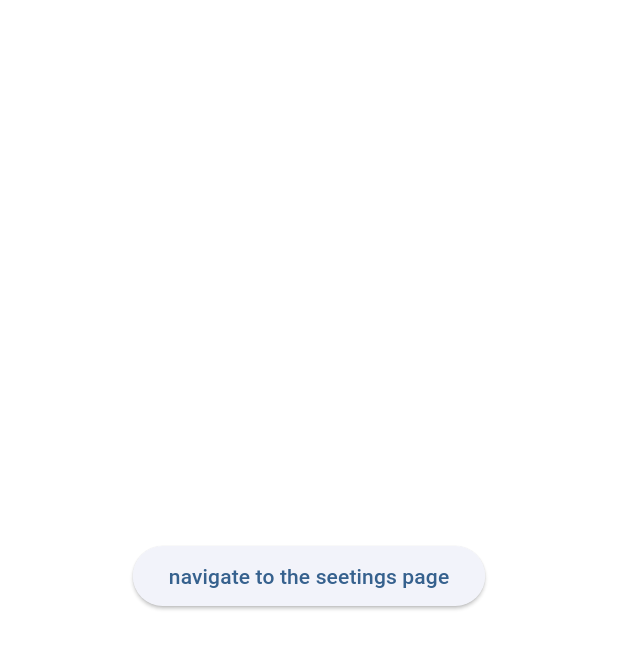
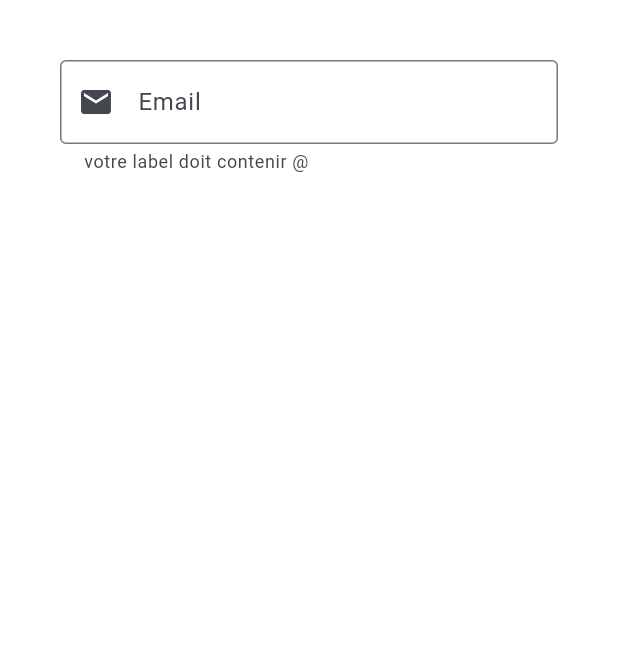
Before and after one commit to LINDEX171/aplli01, a Flutter app: the screen it shows after launch, on a phone screen of 412 x 824 dp, the part 84-754 px from its top. Run offline on Flutter 3.47's test engine with Material 3 defaults, Android fonts, the phone set to English and light mode, and no system bars.

Commit message:
textfield and recuperation for user

```diff
--- a/lib/pages/home_page.dart
+++ b/lib/pages/home_page.dart
@@ -10,6 +10,8 @@ class MyHomePage extends StatefulWidget {
 }
 
 class _MyHomePageState extends State<MyHomePage> {
+
+   String email = "";
   @override
   Widget build(BuildContext context) {
     return  Scaffold(
@@ -29,12 +31,35 @@ class _MyHomePageState extends State<MyHomePage> {
         elevation: 14,
       ),
       backgroundColor: Colors.white,
-      body: Center(
-        child: ElevatedButton(
-          child: Text("navigate to the seetings page"),
-          onPressed: () {
-         Navigator.pushNamed(context, "/settings");
-        },),
+      body: ListView(
+        children:[
+          Padding(
+            padding: const EdgeInsets.all(40.0),
+            child: TextField(
+              decoration: InputDecoration(
+                  labelText: "Email",
+                  hintText: "enter your mail",
+                  prefixIcon: Icon(Icons.email),
+                  helperText: "votre label doit contenir @",
+                  //true the inputtext will be filled , false no
+                  filled: false,
+                fillColor: Colors.blueAccent,
+                //if false don't allow the user to write in the textfield
+               // enabled: true,
+                border: OutlineInputBorder(borderSide: BorderSide(width: 10,),
+                )
+              ),
+              //permet de recuperer ce que l'utilisateur a saisi
+              onChanged: (value) {
+                setState(() {
+                  email = value;
+                });
+              },
+
+            ),
+          ),
+          Text(email)
+        ]
       ),
     );
   }
```
